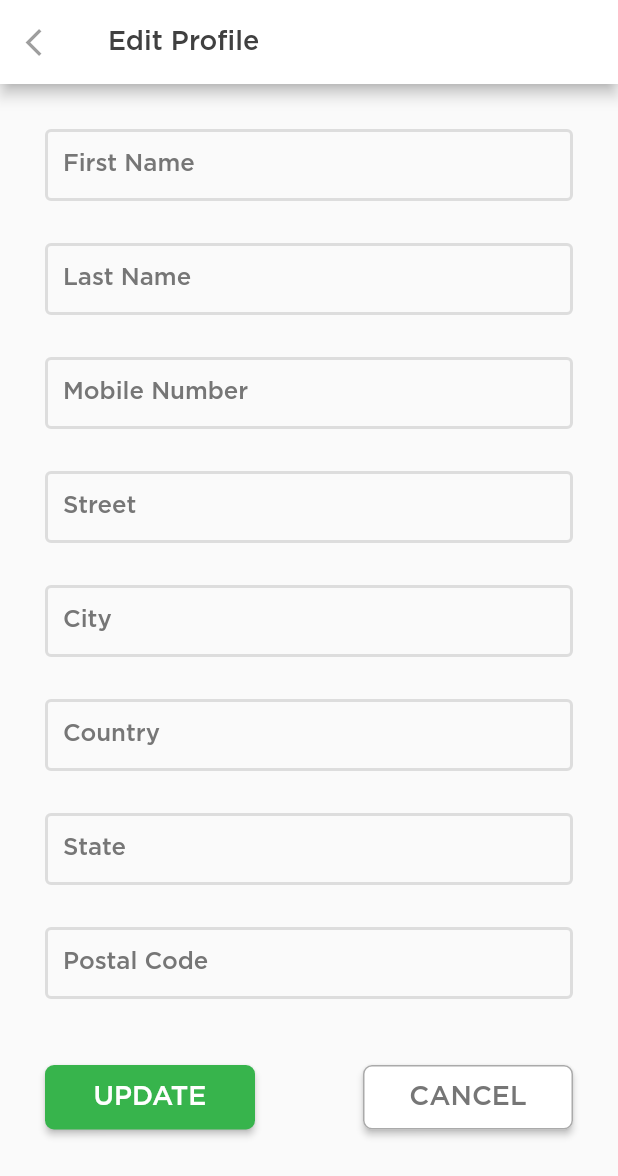
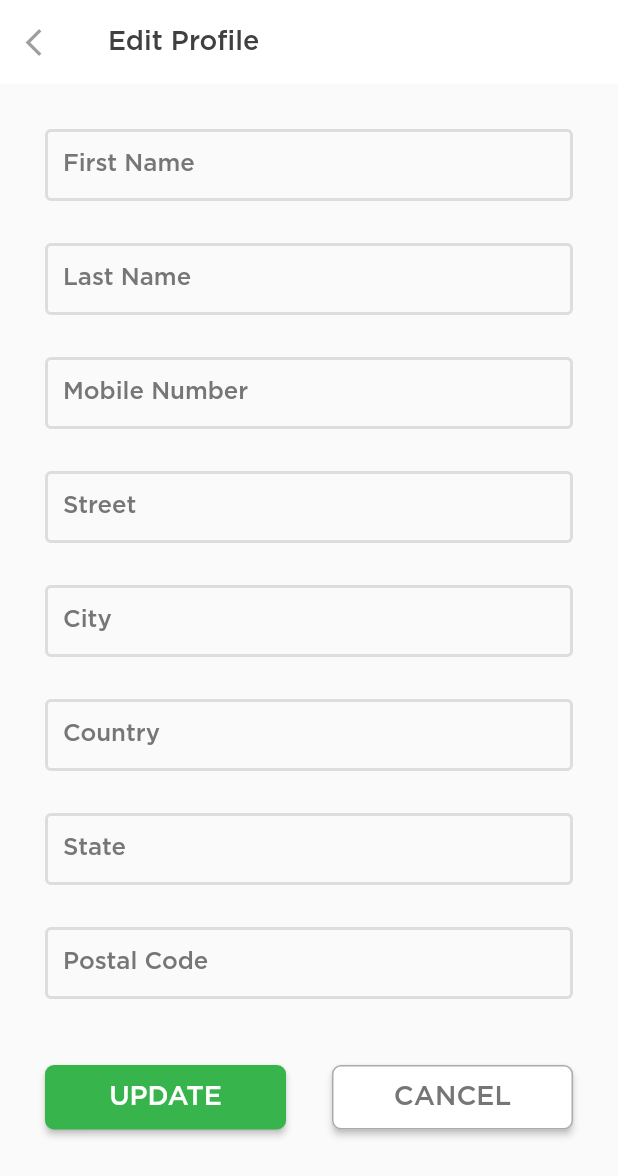
Before and after one commit to Stitarmare/Food, a Flutter app: the screen it shows after launch, on a phone screen of 412 x 824 dp. Shown: the top 1176 px of the screen. Run offline on Flutter 3.47's test engine with Material 2 defaults, Android fonts, the phone set to English and light mode, and no system bars; our stand-ins replace pin_code_text_field, shared_preferences.

Commit message:
Edit Profile changes

```diff
--- a/lib/EditProfile/EditProfileView.dart
+++ b/lib/EditProfile/EditProfileView.dart
@@ -14,6 +14,7 @@ class _EditProfileState extends State<EditProfileview> {
   Widget build(BuildContext context) {
     return Scaffold(
         appBar: AppBar(
+          elevation: 0.0,
           backgroundColor: Colors.white,
           centerTitle: false,
           title: Text("Edit Profile",
@@ -32,12 +33,12 @@ class _EditProfileState extends State<EditProfileview> {
           ),
         ),
         body: SingleChildScrollView(
-          child: _getmainView(),
+          child: _getmainView(context),
         ));
   }
 }
 
-Widget _getmainView() {
+Widget _getmainView(BuildContext context) {
   return Container(
     padding: EdgeInsets.all(30),
     child: Column(
@@ -96,7 +97,7 @@ Widget _getmainView() {
           mainAxisAlignment: MainAxisAlignment.spaceBetween,
           children: <Widget>[
             Container(
-              width: 140,
+              width: MediaQuery.of(context).size.width * 0.39,
               height: 43,
               child: RaisedButton(
                 shape: RoundedRectangleBorder(
@@ -116,7 +117,7 @@ Widget _getmainView() {
             ),
             // SizedBox(width:14,),
             Container(
-              width: 140,
+              width: MediaQuery.of(context).size.width * 0.39,
               height: 43,
               child: RaisedButton(
                 color: Colors.white,
```
